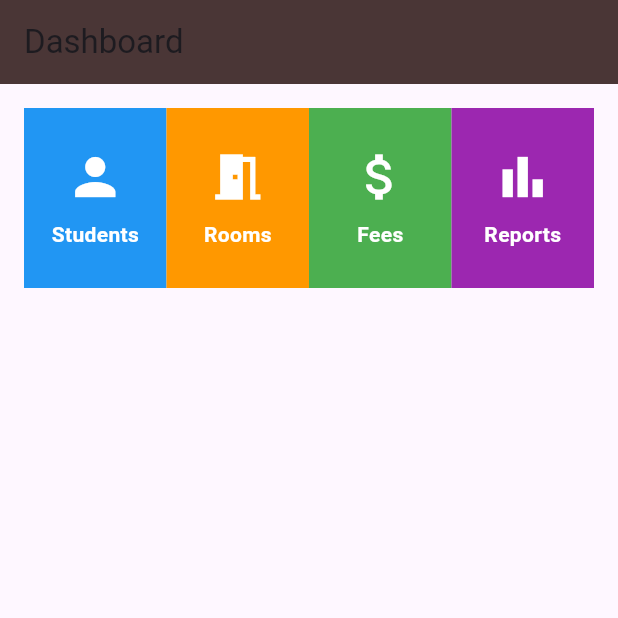
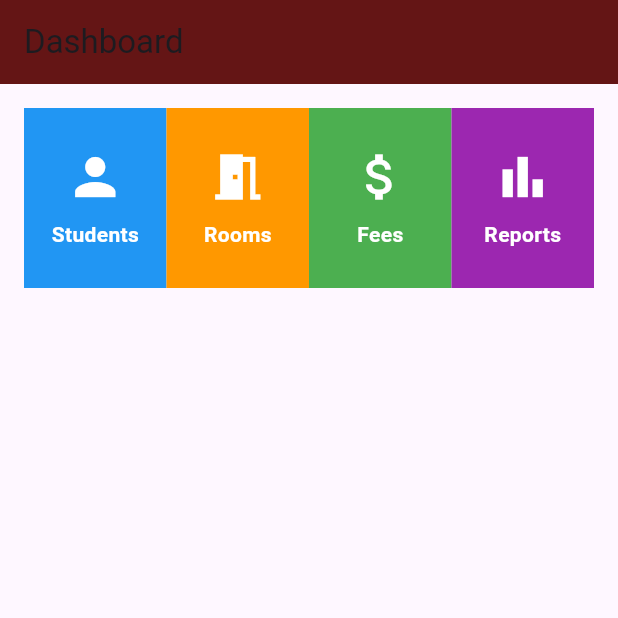
Before and after one commit to Rishi869/Major-Project, a Flutter app: the DashboardScreen screen opened directly, on a phone screen of 412 x 824 dp, the top half of it. Run offline on Flutter 3.47's test engine with Material 3 defaults, Android fonts, the phone set to English and light mode, and no system bars; our stand-ins replace sqflite; accounts and stored records are empty.

```diff
--- a/lib/screens/dashboard_screen.dart
+++ b/lib/screens/dashboard_screen.dart
@@ -12,7 +12,7 @@ class DashboardScreen extends StatelessWidget {
     return Scaffold(
       appBar: AppBar(
         title: const Text("Dashboard"),
-        backgroundColor: const Color(0xFF4A3636), // dark brown bar
+        backgroundColor: const Color.fromARGB(255, 100, 21, 21), // dark brown bar
       ),
       body: Padding(
         padding: const EdgeInsets.all(16.0),
```
